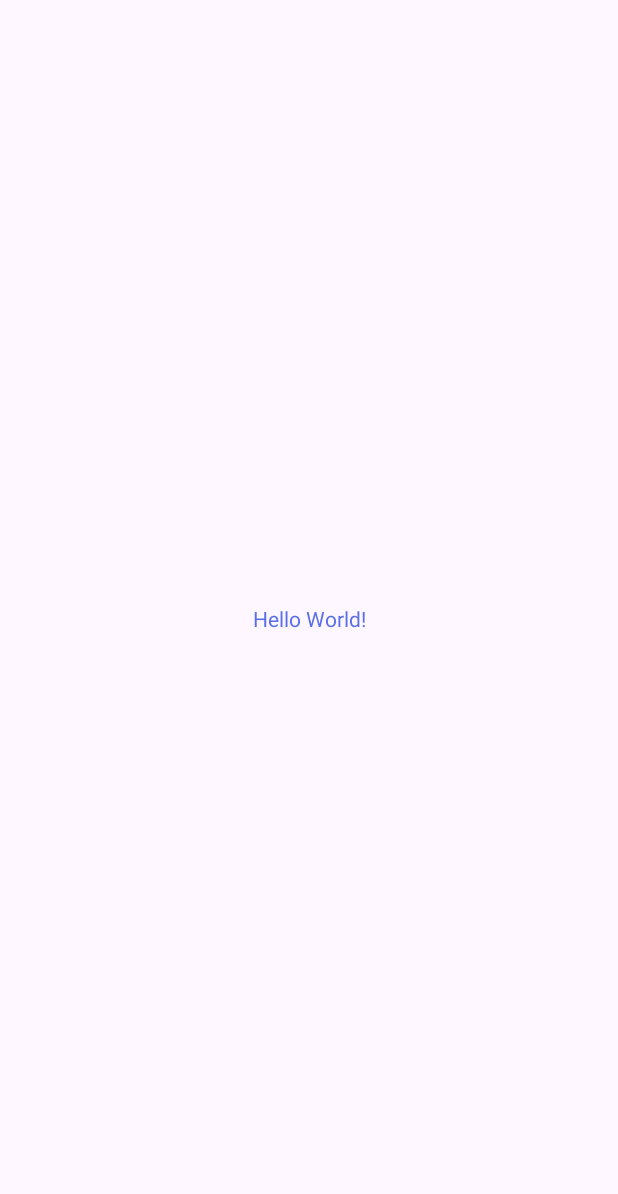
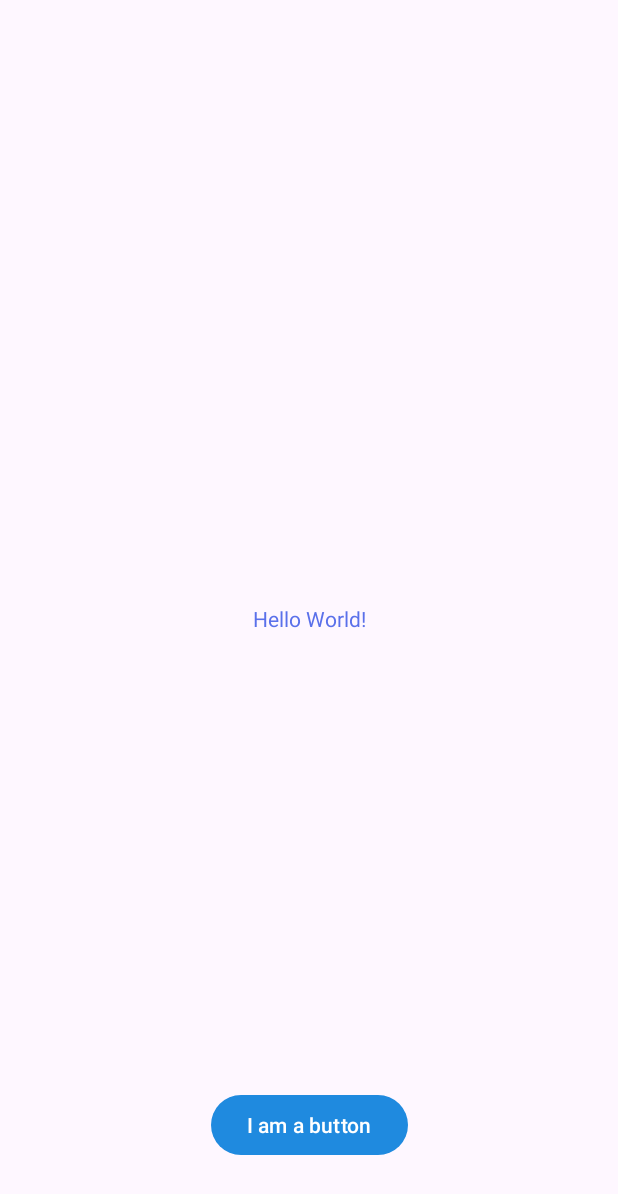
Before and after one commit to Nish-patel16/MyAndroidLabs, an Android app: the screen it shows after launch (MainActivity), on a phone screen of 412 x 824 dp. Before the commit the part shown is almost empty. Shown: the top 1194 px of the screen. Run offline under Robolectric (Android 15) with nearby library versions, the phone set to English and light mode, and no system bars.

Commit message:
Third commit: added a button and gujarati language support

```diff
--- a/app/src/main/res/layout/activity_main.xml
+++ b/app/src/main/res/layout/activity_main.xml
@@ -7,12 +7,24 @@
     tools:context=".MainActivity">
 
     <TextView
+
         android:layout_width="wrap_content"
         android:layout_height="wrap_content"
-        android:text="Hello World!"
+        android:text="@string/hello_message"
         app:layout_constraintBottom_toBottomOf="parent"
         app:layout_constraintEnd_toEndOf="parent"
         app:layout_constraintStart_toStartOf="parent"
         app:layout_constraintTop_toTopOf="parent" />
 
+    <Button
+        android:layout_width="wrap_content"
+        android:layout_height="wrap_content"
+        android:layout_marginBottom="50dp"
+        android:text="@string/button_message"
+        app:layout_constraintBottom_toBottomOf="parent"
+        app:layout_constraintEnd_toEndOf="parent"
+        app:layout_constraintHorizontal_bias="0.5"
+        app:layout_constraintStart_toStartOf="parent" />
+
+
 </androidx.constraintlayout.widget.ConstraintLayout>
--- a/app/src/main/res/values/strings.xml
+++ b/app/src/main/res/values/strings.xml
@@ -1,3 +1,5 @@
 <resources>
     <string name="app_name">Nish\'s  Android Labs</string>
+    <string name="hello_message">Hello World!</string>
+    <string name="button_message">I am a button</string>
 </resources>
```
Also changed, not shown: 1 other file.
